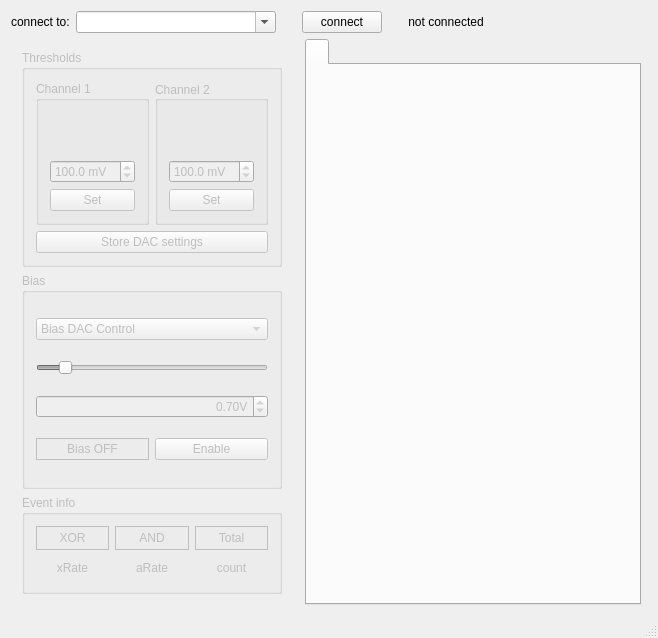
This is gui/src/mainwindow.ui in MuonPi/muondetector as Qt 5 draws it before an edit. The edited form follows.
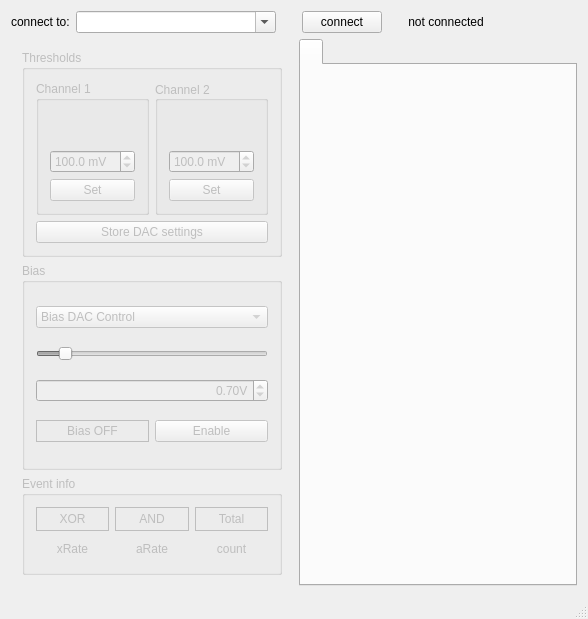
This is the edited form. Custom widgets are drawn as their Qt base class.

Commit message: modified the widget layouts and sizes slightly to allow for a slightly smaller window height

The edit to the form file:
```diff
--- a/gui/src/mainwindow.ui
+++ b/gui/src/mainwindow.ui
@@ -9,8 +9,8 @@
    <rect>
     <x>0</x>
     <y>0</y>
-    <width>658</width>
-    <height>638</height>
+    <width>588</width>
+    <height>619</height>
    </rect>
   </property>
   <property name="windowTitle">
@@ -26,8 +26,8 @@
      <verstretch>0</verstretch>
     </sizepolicy>
    </property>
-   <layout class="QGridLayout" name="gridLayout">
-    <item row="0" column="0" colspan="4">
+   <layout class="QGridLayout" name="gridLayout_5">
+    <item row="0" column="0" colspan="2">
      <layout class="QHBoxLayout" name="horizontalLayout">
       <item>
        <widget class="QLabel" name="ipLabel">
@@ -133,8 +133,8 @@
       <property name="enabled">
        <bool>false</bool>
       </property>
-      <layout class="QVBoxLayout" name="verticalLayout_3">
-       <item>
+      <layout class="QGridLayout" name="gridLayout_4">
+       <item row="0" column="0">
         <widget class="QGroupBox" name="groupBox">
          <property name="title">
           <string>Thresholds</string>
@@ -255,29 +255,39 @@
          </layout>
         </widget>
        </item>
-       <item>
+       <item row="1" column="0">
         <widget class="QGroupBox" name="groupBox_2">
          <property name="title">
           <string>Bias</string>
          </property>
-         <layout class="QGridLayout" name="gridLayout_4">
-          <item row="3" column="0">
-           <widget class="QLabel" name="biasPowerLabel">
-            <property name="frameShape">
-             <enum>QFrame::Box</enum>
-            </property>
-            <property name="text">
-             <string>Bias OFF</string>
-            </property>
-            <property name="alignment">
-             <set>Qt::AlignCenter</set>
-            </property>
+         <layout class="QGridLayout" name="gridLayout">
+          <item row="0" column="0" colspan="2">
+           <widget class="QComboBox" name="biasControlTypeComboBox">
+            <item>
+             <property name="text">
+              <string>Bias DAC Control</string>
+             </property>
+            </item>
+            <item>
+             <property name="text">
+              <string>Bias Voltage</string>
+             </property>
+            </item>
            </widget>
           </item>
-          <item row="3" column="1">
-           <widget class="QPushButton" name="biasPowerButton">
-            <property name="text">
-             <string>Enable</string>
+          <item row="1" column="0" colspan="2">
+           <widget class="QSlider" name="biasVoltageSlider">
+            <property name="sizePolicy">
+             <sizepolicy hsizetype="Preferred" vsizetype="Fixed">
+              <horstretch>0</horstretch>
+              <verstretch>0</verstretch>
+             </sizepolicy>
+            </property>
+            <property name="value">
+             <number>10</number>
+            </property>
+            <property name="orientation">
+             <enum>Qt::Horizontal</enum>
             </property>
            </widget>
           </item>
@@ -300,40 +310,30 @@
             </property>
            </widget>
           </item>
-          <item row="1" column="0" colspan="2">
-           <widget class="QSlider" name="biasVoltageSlider">
-            <property name="sizePolicy">
-             <sizepolicy hsizetype="Preferred" vsizetype="Fixed">
-              <horstretch>0</horstretch>
-              <verstretch>0</verstretch>
-             </sizepolicy>
+          <item row="3" column="0">
+           <widget class="QLabel" name="biasPowerLabel">
+            <property name="frameShape">
+             <enum>QFrame::Box</enum>
             </property>
-            <property name="value">
-             <number>10</number>
+            <property name="text">
+             <string>Bias OFF</string>
             </property>
-            <property name="orientation">
-             <enum>Qt::Horizontal</enum>
+            <property name="alignment">
+             <set>Qt::AlignCenter</set>
             </property>
            </widget>
           </item>
-          <item row="0" column="0" colspan="2">
-           <widget class="QComboBox" name="biasControlTypeComboBox">
-            <item>
-             <property name="text">
-              <string>Bias DAC Control</string>
-             </property>
-            </item>
-            <item>
-             <property name="text">
-              <string>Bias Voltage</string>
-             </property>
-            </item>
+          <item row="3" column="1">
+           <widget class="QPushButton" name="biasPowerButton">
+            <property name="text">
+             <string>Enable</string>
+            </property>
            </widget>
           </item>
          </layout>
         </widget>
        </item>
-       <item>
+       <item row="2" column="0">
         <widget class="QGroupBox" name="groupBox_3">
          <property name="sizePolicy">
           <sizepolicy hsizetype="Preferred" vsizetype="Maximum">
@@ -492,7 +492,7 @@
       </layout>
      </widget>
     </item>
-    <item row="1" column="2">
+    <item row="1" column="1">
      <widget class="QTabWidget" name="tabWidget">
       <property name="enabled">
        <bool>false</bool>
```
The commit also changes 9 other files.
